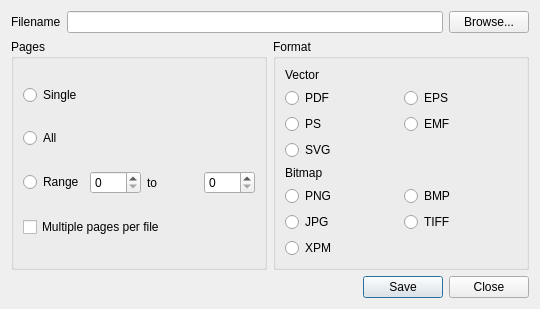
veusz/veusz, file ui/export.ui: the form before one commit.
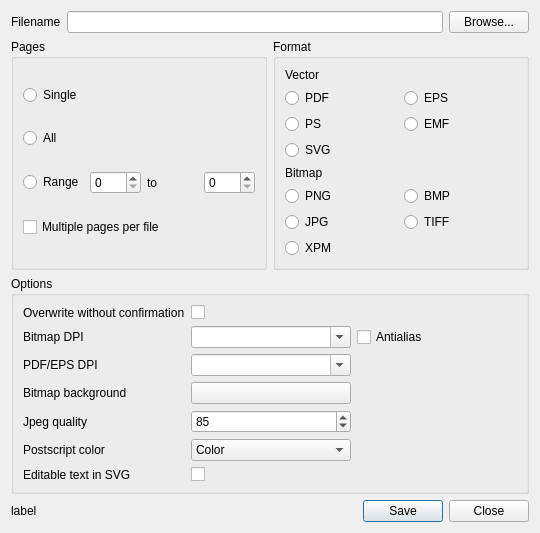
The form after the commit.

Commit message: Working export dialog implemented

Diff of the .ui file:
```diff
--- a/ui/export.ui
+++ b/ui/export.ui
@@ -7,7 +7,7 @@
     <x>0</x>
     <y>0</y>
     <width>540</width>
-    <height>302</height>
+    <height>533</height>
    </rect>
   </property>
   <property name="windowTitle">
@@ -35,19 +35,6 @@
      </item>
     </layout>
    </item>
-   <item>
-    <spacer name="verticalSpacer_2">
-     <property name="orientation">
-      <enum>Qt::Vertical</enum>
-     </property>
-     <property name="sizeHint" stdset="0">
-      <size>
-       <width>20</width>
-       <height>40</height>
-      </size>
-     </property>
-    </spacer>
-   </item>
    <item>
     <layout class="QHBoxLayout" name="horizontalLayout_3">
      <item>
@@ -222,6 +209,163 @@
      </item>
     </layout>
    </item>
+   <item>
+    <widget class="QGroupBox" name="groupBox_3">
+     <property name="title">
+      <string>Options</string>
+     </property>
+     <layout class="QGridLayout" name="gridLayout_3">
+      <item row="1" column="0">
+       <widget class="QLabel" name="labelDPI">
+        <property name="text">
+         <string>Bitmap DPI</string>
+        </property>
+       </widget>
+      </item>
+      <item row="1" column="1">
+       <widget class="QComboBox" name="exportDPI">
+        <property name="toolTip">
+         <string>Dots Per Inch is used to convert from the physical size
+of the plot to the number of pixels in output bitmaps.
+Increase this to make output bitmaps have more pixels.</string>
+        </property>
+        <property name="editable">
+         <bool>true</bool>
+        </property>
+       </widget>
+      </item>
+      <item row="1" column="2">
+       <widget class="QCheckBox" name="exportAntialias">
+        <property name="toolTip">
+         <string>Appy antialiasing, or smoothing, to output bitmap images.
+This is recommended for most purposes.</string>
+        </property>
+        <property name="text">
+         <string>Antialias</string>
+        </property>
+       </widget>
+      </item>
+      <item row="2" column="0">
+       <widget class="QLabel" name="labelDPIPDF">
+        <property name="text">
+         <string>PDF/EPS DPI</string>
+        </property>
+       </widget>
+      </item>
+      <item row="2" column="1">
+       <widget class="QComboBox" name="exportDPIPDF">
+        <property name="toolTip">
+         <string>The number of dots per inch used for writing PDF and EPS files.
+As these are vector formats, this does not make much difference
+to the output, but larger values improve the placement of
+characters and also make hatched fills finer.</string>
+        </property>
+        <property name="editable">
+         <bool>true</bool>
+        </property>
+       </widget>
+      </item>
+      <item row="3" column="0">
+       <widget class="QLabel" name="labelBackgroundButton">
+        <property name="text">
+         <string>Bitmap background</string>
+        </property>
+       </widget>
+      </item>
+      <item row="3" column="1">
+       <widget class="QPushButton" name="exportBackgroundButton">
+        <property name="toolTip">
+         <string>Use alpha channel values of 0 for transparency</string>
+        </property>
+        <property name="text">
+         <string/>
+        </property>
+       </widget>
+      </item>
+      <item row="4" column="0">
+       <widget class="QLabel" name="labelQuality">
+        <property name="text">
+         <string>Jpeg quality</string>
+        </property>
+       </widget>
+      </item>
+      <item row="4" column="1">
+       <widget class="QSpinBox" name="exportQuality">
+        <property name="toolTip">
+         <string>Choose Jpeg quality setting. Lower values give
+poorer quality and are more compressed.</string>
+        </property>
+        <property name="minimum">
+         <number>0</number>
+        </property>
+        <property name="maximum">
+         <number>100</number>
+        </property>
+        <property name="value">
+         <number>85</number>
+        </property>
+       </widget>
+      </item>
+      <item row="5" column="0">
+       <widget class="QLabel" name="labelColor">
+        <property name="text">
+         <string>Postscript color</string>
+        </property>
+       </widget>
+      </item>
+      <item row="5" column="1">
+       <widget class="QComboBox" name="exportColor">
+        <property name="toolTip">
+         <string>Output postscript as full color, or convert to greyscale</string>
+        </property>
+        <item>
+         <property name="text">
+          <string>Color</string>
+         </property>
+        </item>
+        <item>
+         <property name="text">
+          <string>Greyscale</string>
+         </property>
+        </item>
+       </widget>
+      </item>
+      <item row="6" column="0">
+       <widget class="QLabel" name="labelSVGTextAsText">
+        <property name="text">
+         <string>Editable text in SVG</string>
+        </property>
+       </widget>
+      </item>
+      <item row="6" column="1">
+       <widget class="QCheckBox" name="exportSVGTextAsText">
+        <property name="toolTip">
+         <string>Exports text in SVG files as text, rather than curves. Curves
+mean that the file will display the same on any system, but
+text can be edited easily in other programs.</string>
+        </property>
+        <property name="text">
+         <string/>
+        </property>
+       </widget>
+      </item>
+      <item row="0" column="1">
+       <widget class="QCheckBox" name="checkOverwrite">
+        <property name="text">
+         <string/>
+        </property>
+       </widget>
+      </item>
+      <item row="0" column="0">
+       <widget class="QLabel" name="labelCheckOverwrite">
+        <property name="text">
+         <string>Overwrite without confirmation</string>
+        </property>
+       </widget>
+      </item>
+     </layout>
+    </widget>
+   </item>
    <item>
     <spacer name="verticalSpacer">
      <property name="orientation">
@@ -240,7 +384,7 @@
      <item>
       <widget class="QLabel" name="labelStatus">
        <property name="text">
-        <string/>
+        <string>label</string>
        </property>
       </widget>
      </item>
```
Left out of the diff: 6 changed lines with no effect on the pictures. The commit also changes 6 other files.
